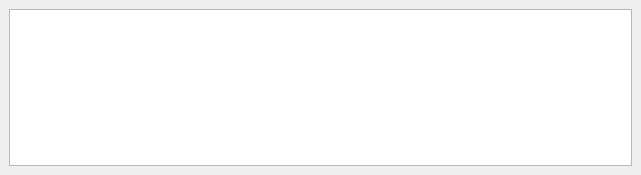
The window that apps/demo_qt_advanced/plk_qt_gui/ui/LoggerWindow.ui (OpenAutomationTechnologies/openPOWERLINK_Qt_App) describes before a commit, drawn with Qt 5.
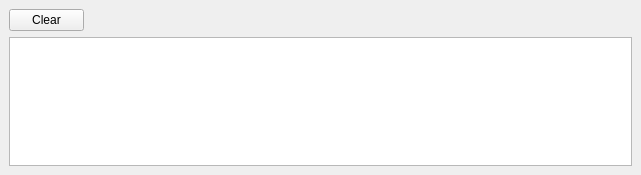
The same window after the commit.

Commit message: [TASK] Add clear button to the log window.

Diff of the .ui file:
```diff
--- a/apps/demo_qt_advanced/plk_qt_gui/ui/LoggerWindow.ui
+++ b/apps/demo_qt_advanced/plk_qt_gui/ui/LoggerWindow.ui
@@ -13,7 +13,7 @@
   </property>
   <property name="minimumSize">
    <size>
-    <width>80</width>
+    <width>93</width>
     <height>175</height>
    </size>
   </property>
@@ -22,6 +22,19 @@
   </property>
   <widget class="QWidget" name="dockWidgetContents">
    <layout class="QVBoxLayout" name="verticalLayout">
+    <item>
+     <widget class="QPushButton" name="clear">
+      <property name="maximumSize">
+       <size>
+        <width>75</width>
+        <height>16777215</height>
+       </size>
+      </property>
+      <property name="text">
+       <string>Clear</string>
+      </property>
+     </widget>
+    </item>
     <item>
      <widget class="QPlainTextEdit" name="txtBxConsoleLog"/>
     </item>
```
Left out of the diff: 19 changed lines with no effect on the pictures.
